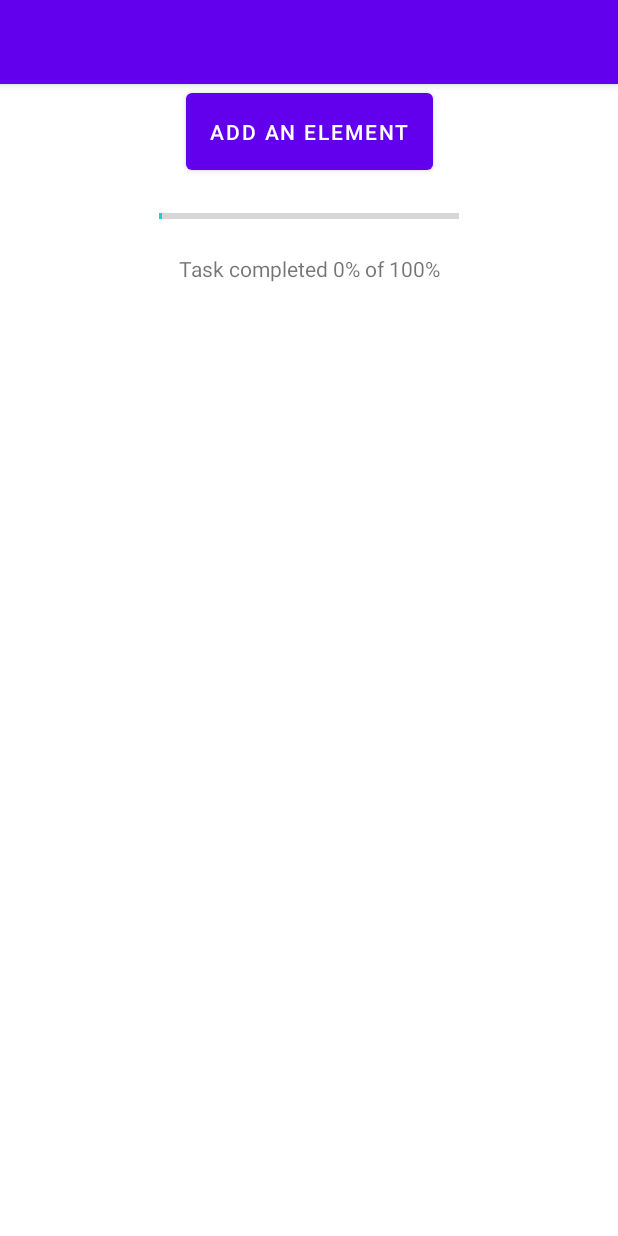
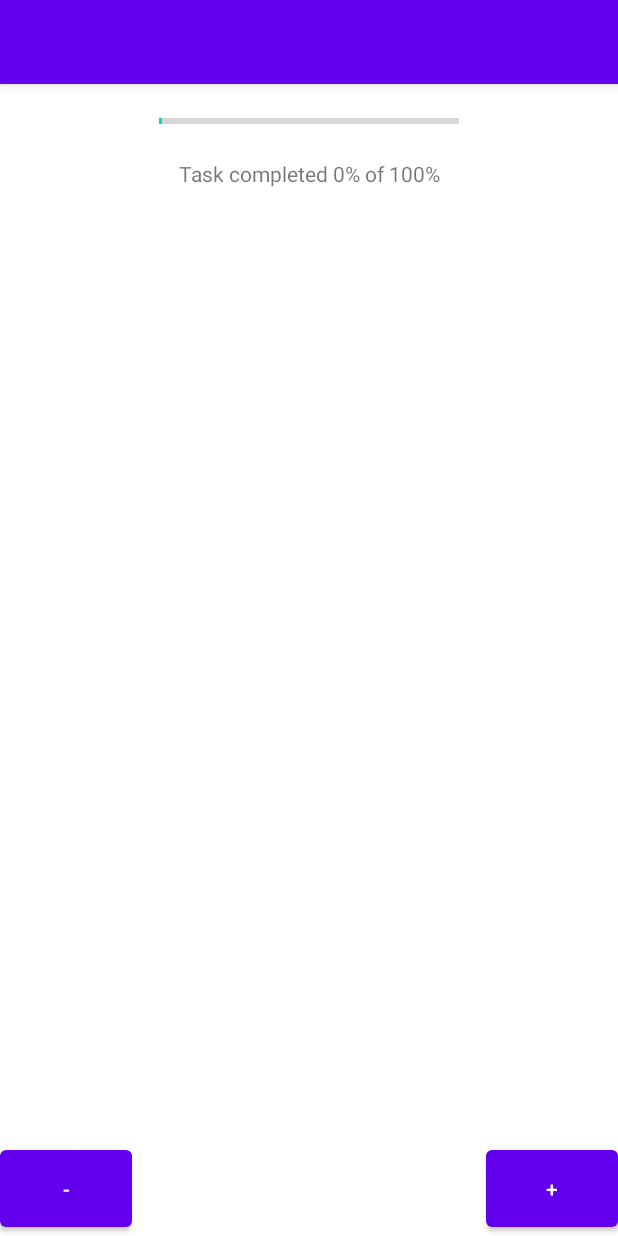
Before and after one commit to UiA-IKT-205/Prosjekt1AdrianBrenne, an Android app: the IndividualTaskActivity screen opened directly, with no data from a screen before it, on a phone screen of 412 x 824 dp. Run offline under Robolectric (Android 15) with nearby library versions, the phone set to English and light mode, and no system bars.

Commit message:
User can now delete a single element inside a task. Files are updated aswell. Some minor fixes on the elementListView.

```diff
--- a/MyApplication/app/src/main/java/com/example/myapplication/MainActivity.kt
+++ b/MyApplication/app/src/main/java/com/example/myapplication/MainActivity.kt
@@ -86,6 +86,7 @@ class MainActivity : AppCompatActivity() {
 
         if (requestCode == ADD_ELEMENT_REQUEST){
             if (resultCode == Activity.RESULT_OK){
+                println("yes")
                 finish()
                 startActivity(intent)
             }
@@ -94,7 +95,7 @@ class MainActivity : AppCompatActivity() {
 
     }
 
-    fun saveTaskId(){
+    private fun saveTaskId(){
         task_id += 1
         getSharedPreferences("my_save", Activity.MODE_PRIVATE).edit().putInt("task_id", task_id).apply()
     }
--- a/MyApplication/app/src/main/res/layout/activity_individual_task.xml
+++ b/MyApplication/app/src/main/res/layout/activity_individual_task.xml
@@ -15,9 +15,9 @@
         android:max="100"
         android:minHeight="50dp"
         android:minWidth="200dp"
+        app:layout_constraintTop_toTopOf="parent"
         app:layout_constraintLeft_toLeftOf="parent"
         app:layout_constraintRight_toRightOf="parent"
-        app:layout_constraintTop_toBottomOf="@id/addElementInTask"
         />
 
     <TextView
@@ -35,10 +35,20 @@
         android:layout_height="wrap_content"
         android:onClick="addElementClicked"
         android:padding="16dp"
-        android:text="@string/add_an_element"
+        android:text="@string/add_a_task"
+        app:layout_constraintRight_toRightOf="parent"
+        app:layout_constraintBottom_toBottomOf="parent"
+        tools:layout_editor_absoluteY="59dp" />
+
+    <Button
+        android:id="@+id/deleteElementInTask"
+        android:layout_width="wrap_content"
+        android:layout_height="wrap_content"
+        android:padding="16dp"
+        android:onClick="deleteElementClicked"
+        android:text="@string/delete_a_task"
         app:layout_constraintLeft_toLeftOf="parent"
-        app:layout_constraintRight_toRightOf="parent"
-        app:layout_constraintTop_toTopOf="parent"
+        app:layout_constraintBottom_toBottomOf="parent"
         tools:layout_editor_absoluteY="59dp" />
 
     <ListView
@@ -52,16 +62,6 @@
         app:layout_constraintTop_toBottomOf="@id/pBarProgressText"
         app:layout_constraintBottom_toTopOf="@id/doneButton"/>
 
-<!--    <Button-->
-<!--        android:id="@+id/btnProgressBarHorizontal"-->
-<!--        android:layout_width="wrap_content"-->
-<!--        android:layout_height="wrap_content"-->
-<!--        android:onClick="horizontalDeterminate"-->
-<!--        android:text="DETERMINATE HORIZONTAL PROGRESS BAR"-->
-<!--        app:layout_constraintBottom_toTopOf="@id/doneButton"-->
-<!--        app:layout_constraintLeft_toLeftOf="parent"-->
-<!--        app:layout_constraintRight_toRightOf="parent"-->
-<!--        />-->
 
     <Button
         android:id="@+id/doneButton"
--- a/MyApplication/app/src/main/res/values/strings.xml
+++ b/MyApplication/app/src/main/res/values/strings.xml
@@ -8,7 +8,6 @@
     <string name="cancel">Cancel</string>
     <string name="add_a_task">+</string>
     <string name="delete_a_task">-</string>
-    <string name="add_an_element">Add an element</string>
     <string name="view_elements">View task</string>
     <string name="taskListButton">Delete</string>
     <string name="pBarProgressText">Task completed 0% of 100%</string>
```
Also changed, not shown: MyApplication/app/src/main/java/com/example/myapplication/IndividualTaskActivity.kt (+43 -38 lines), MyApplication/app/src/main/java/com/example/myapplication/ListViewAdapter.kt (+0 -11 lines), MyApplication/app/src/main/res/layout/row_item.xml (+7 -20 lines).
